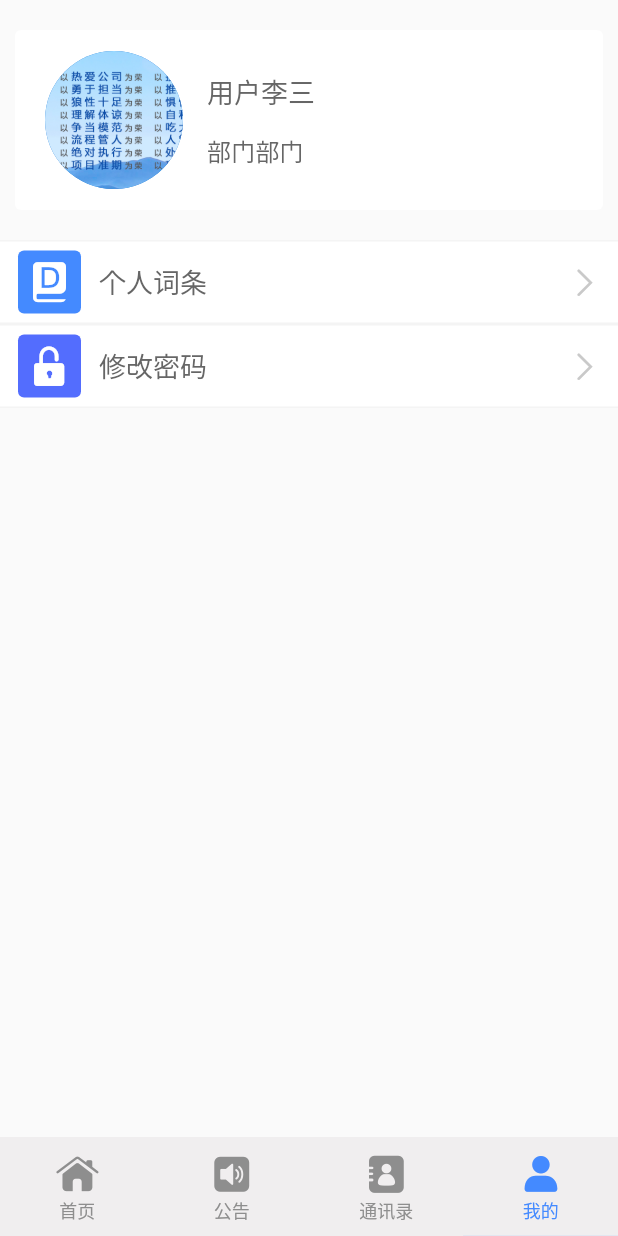
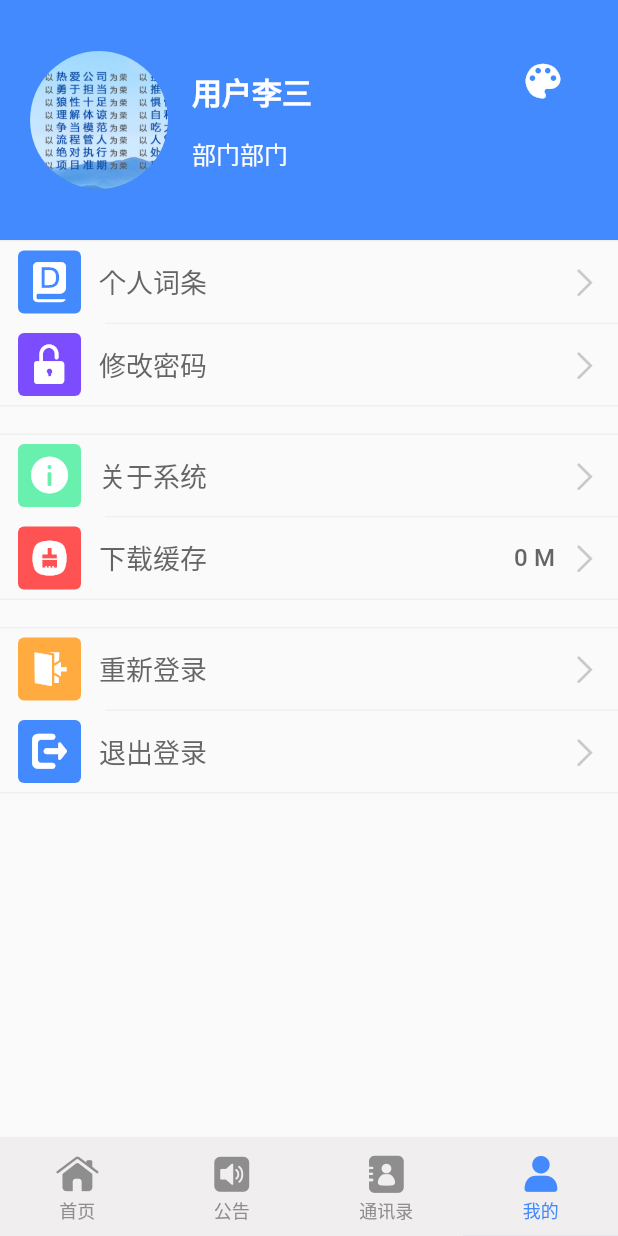
Before and after one commit to samCooker/flutter_demo, a Flutter app: the screen it shows after launch, item 4 of the bottom bar chosen, on a phone screen of 412 x 824 dp. Run offline on Flutter 3.47's test engine with Material 2 defaults, Android fonts, the phone set to English and light mode, and no system bars; our stand-ins replace fluro, flutter_spinkit, flutter_swiper, pull_to_refresh, shared_preferences, sqflite; accounts and stored records are empty; statements that could not run were skipped.

Commit message:
添加主题修改

```diff
--- a/lib/main.dart
+++ b/lib/main.dart
@@ -43,12 +43,13 @@ class CustomThemeApp extends StatelessWidget {
             primaryColor: snapshot.data.primaryColor,
             buttonColor: snapshot.data.primaryColor,
             accentColor: snapshot.data.primaryColor,
-            backgroundColor: snapshot.data.backgroundColor,
-            dividerColor:Color(0xFFF4F4F4),
+            backgroundColor: Color(0xFFFFFFFF),
+            dividerColor:Color(0xFFF0F0F0),
             cursorColor: Color(0xFFC9C9C9),
             textTheme: TextTheme(
                 title: TextStyle(color: Color(0xDD4E4E4E), fontSize: 18.0),
                 subtitle: TextStyle(color: Color(0xDD4E4E4E), fontSize: 16.0),
+                //首页头部标题
                 headline: TextStyle(color: Color(0xFFFFFFFF), fontSize: 20.0,fontWeight: FontWeight.bold),
                 //设置Material的默认字体样式
                 body1: TextStyle(color: Color(0xDD4E4E4E), fontSize: 18.0),
--- a/lib/model/model_menu.dart
+++ b/lib/model/model_menu.dart
@@ -13,8 +13,8 @@ class MenuData {
   int get iconHex{
     if(icon!=null&&icon.trim()!=''){
       // todo test
-      return 0xe679;
+      return 0xe61f;
     }
-    return 0xe679;
+    return 0xe61f;
   }
 }
--- a/lib/routers/app_routes.dart
+++ b/lib/routers/app_routes.dart
@@ -7,8 +7,11 @@ class AppRoutes {
 
   static void configureRoutes(Router router){
     //首页
-    router.define("/index", handler: homeHandler);
+    router.define("/", handler: homeHandler);
     router.define("/search", handler: searchHandler);
+
+    //菜单编辑
+    router.define("/edit-menu", handler: editMenuHandler);
   }
 
 }
--- a/lib/routers/app_routes_handler.dart
+++ b/lib/routers/app_routes_handler.dart
@@ -2,6 +2,7 @@ import 'package:flutter/material.dart';
 import 'package:fluro/fluro.dart';
 
 import '../views/index.dart';
+import '../views/home/edit_menu.dart';
 import '../components/search_input.dart';
 
 var homeHandler = new Handler(handlerFunc: (BuildContext context, Map<String, List<String>> params) {
@@ -11,3 +12,7 @@ var homeHandler = new Handler(handlerFunc: (BuildContext context, Map<String, Li
 var searchHandler = new Handler(handlerFunc: (BuildContext context, Map<String, List<String>> params) {
   return new MaterialSearch();
 });
+
+var editMenuHandler = new Handler(handlerFunc: (BuildContext context, Map<String, List<String>> params) {
+  return new EditMenuPage();
+});
--- a/lib/views/index_me.dart
+++ b/lib/views/index_me.dart
@@ -1,20 +1,47 @@
 import 'package:flutter/material.dart';
+import 'package:flutter_app/utils/themes_bloc.dart';
 
 class MePage extends StatelessWidget {
 
   @override
   Widget build(BuildContext context) {
+    final themesBloc = ThemeBlocProvider.of(context);
     return Material(
-      child: ListView(
-        shrinkWrap: true,
+      child: Column(
         children: <Widget>[
-          Card(
-            elevation: 0,
-            margin: EdgeInsets.only(top: 20,bottom: 20,left: 10,right: 10),
-            child: Container(
+          Container(
+            decoration: BoxDecoration(
+              color: Theme.of(context).primaryColor,
+//              image: DecorationImage(
+//                image: AssetImage("assets/images/home-4.jpg"),
+//                fit: BoxFit.cover
+//              )
+            ),
             padding: EdgeInsets.only(left: 20),
-              height: 120,
-              child: Row(
+            height: 160,
+            child: Stack(
+              alignment:Alignment.center,
+              children: <Widget>[
+                Positioned(
+                  right: 26,
+                  top:30,
+                  child: IconButton(
+                      icon: Icon(IconData(0xe66f, fontFamily: 'iconfont')),
+                      iconSize: 30,
+                      onPressed: (){
+                        print("主题设置");
+                        //todo 测试修改主题
+                        themesBloc.setThemeData(new CustomTheme(
+                          primaryColor: Colors.redAccent,
+                          iconColor: Colors.redAccent,
+                          backgroundColor: Colors.amberAccent,
+                        ));
+
+                      },
+                      color: Color(0xFFFFFFFF)
+                  ),
+                ),
+                Row(
                   children: <Widget>[
                     CircleAvatar(
                       radius:46,
@@ -28,21 +55,80 @@ class MePage extends StatelessWidget {
                         children: <Widget>[
                           Padding(
                             padding:EdgeInsets.only(bottom: 14),
-                          child: Text("用户李三",style: Theme.of(context).textTheme.title),
+                            child: Text("用户李三",style: Theme.of(context).textTheme.headline),
                           ),
-                        Text("部门部门",style: Theme.of(context).textTheme.subtitle),
+                          Text("部门部门",style: TextStyle(color: Color(0xFFFFFFFF), fontSize: 16.0)),
                         ],
                       ),
                     )
                   ],
+                )
+              ],
             ),
           ),
+          Expanded(
+            child: ListView(
+              scrollDirection: Axis.vertical,
+              children: <Widget>[
+                Container(
+                    decoration: BoxDecoration(border: Border(bottom: BorderSide(color: Theme.of(context).dividerColor)))
                 ),
                 InkWell(
-            child: MeItemMenu(bgColor: Colors.blueAccent,icon: 0xe75d,name: '个人词条',),
+                  onTap: (){
+                    print("expand");
+                  },
+                  child: MeItemMenu(bgColor: Colors.blueAccent, icon: 0xe75d, name: '个人词条'),
+                ),
+                Container(
+                    margin: EdgeInsets.only(left: 70),
+                    decoration: BoxDecoration(border: Border(bottom: BorderSide(color: Theme.of(context).dividerColor)))
                 ),
                 InkWell(
-            child: MeItemMenu(bgColor: Colors.indigoAccent,icon: 0xe69b,name: '修改密码',)
+                    child: MeItemMenu(bgColor: Colors.deepPurpleAccent, icon: 0xe69b, name: '修改密码')
+                ),
+                Container(
+                    height: 20,
+                    decoration: BoxDecoration(
+                        border: Border(
+                            top: BorderSide(color: Theme.of(context).dividerColor),
+                            bottom: BorderSide(color: Theme.of(context).dividerColor)
+                        )
+                    )
+                ),
+                InkWell(
+                    child: MeItemMenu(bgColor: Colors.greenAccent, icon: 0xe699, name: '关于系统',)
+                ),
+                Container(
+                    margin: EdgeInsets.only(left: 70),
+                    decoration: BoxDecoration(border: Border(bottom: BorderSide(color: Theme.of(context).dividerColor)))
+                ),
+                InkWell(
+                    child: MeItemMenu(bgColor: Colors.redAccent, icon: 0xe6c2, name: '下载缓存',other: Text("0 M",style: Theme.of(context).textTheme.subtitle,),)
+                ),
+                Container(
+                    height: 20,
+                    decoration: BoxDecoration(
+                        border: Border(
+                            top: BorderSide(color: Theme.of(context).dividerColor),
+                            bottom: BorderSide(color: Theme.of(context).dividerColor)
+                        )
+                    )
+                ),
+                InkWell(
+                    child: MeItemMenu(bgColor: Colors.orangeAccent, icon: 0xe69a, name: '重新登录',)
+                ),
+                Container(
+                    margin: EdgeInsets.only(left: 70),
+                    decoration: BoxDecoration(border: Border(bottom: BorderSide(color: Theme.of(context).dividerColor)))
+                ),
+                InkWell(
+                    child: MeItemMenu(bgColor: Colors.blueAccent, icon: 0xe643, name: '退出登录',)
+                ),
+                Container(
+                    decoration: BoxDecoration(border: Border(bottom: BorderSide(color: Theme.of(context).dividerColor)))
+                ),
+              ],
+            ),
           )
         ],
       ),
@@ -56,20 +142,14 @@ class MeItemMenu extends StatelessWidget{
   final Color bgColor;
   final int icon;
   final String name;
+  final Widget other;
 
-  MeItemMenu({this.bgColor,this.icon,this.name});
+  MeItemMenu({this.bgColor,this.icon,this.name,this.other});
 
   @override
   Widget build(BuildContext context) {
     return Container(
       padding: EdgeInsets.only(top: 6,bottom: 6,left: 12,right: 12),
-      decoration: BoxDecoration(
-          color: Colors.white,
-          border: Border(
-              top: BorderSide(color: Theme.of(context).dividerColor),
-              bottom: BorderSide(color: Theme.of(context).dividerColor)
-          )
-      ),
       child: Column(
         children: <Widget>[
           Row(
@@ -89,7 +169,11 @@ class MeItemMenu extends StatelessWidget{
                 ),
               ),
               Expanded(
-                child: Text(name,maxLines: 1,overflow: TextOverflow.ellipsis,),
+                child: Text(name,maxLines: 1,overflow: TextOverflow.ellipsis,style: Theme.of(context).textTheme.title,),
+              ),
+              Container(
+                margin: EdgeInsets.only(left: 10,right: 10),
+                child: other,
               ),
               Icon(
                 IconData(0xe603, fontFamily: 'iconfont'),
```
Also changed, not shown: lib/components/draggable_gridview.dart (added, +149 -0 lines), lib/views/home/edit_menu.dart (added, +91 -0 lines), lib/views/home/index_home.dart (+6 -13 lines), assets/fonts/iconfont.ttf. Lines whose indentation alone changed are shown as unchanged.
